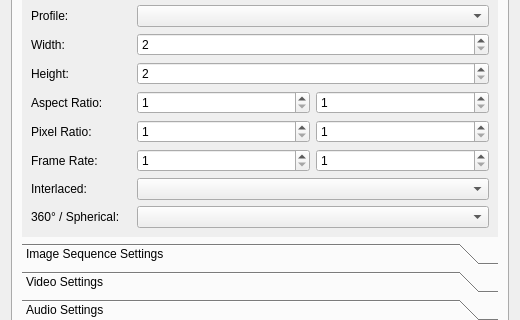
Before: the Qt Designer form src/windows/ui/export.ui in Zenvi-pro/zenvi-core, drawn with Qt 5; both pictures show x 0 to 520 and y 174 to 494 of the 520 by 575 pixel window.
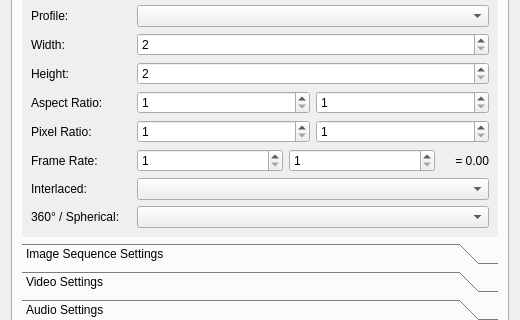
After: the same form once the commit is applied. The open tabs and pages were chosen to show the change. Icons and pictures are not drawn.

Diff of the .ui file:
```diff
--- a/src/windows/ui/export.ui
+++ b/src/windows/ui/export.ui
@@ -693,7 +693,7 @@
                 <number>1</number>
                </property>
                <property name="maximum">
-                <number>99999</number>
+                <number>2147483647</number>
                </property>
               </widget>
              </item>
@@ -709,7 +709,29 @@
                 <number>1</number>
                </property>
                <property name="maximum">
-                <number>9999</number>
+                <number>2147483647</number>
+               </property>
+              </widget>
+             </item>
+             <item>
+             <widget class="QLabel" name="lblFrameRateValueDisplay">
+               <property name="sizePolicy">
+                <sizepolicy hsizetype="Preferred" vsizetype="Preferred">
+                 <horstretch>0</horstretch>
+                 <verstretch>0</verstretch>
+                </sizepolicy>
+               </property>
+               <property name="minimumSize">
+                <size>
+                 <width>48</width>
+                 <height>0</height>
+                </size>
+               </property>
+               <property name="text">
+                <string>= 0.00</string>
+               </property>
+               <property name="alignment">
+                <set>Qt::AlignRight|Qt::AlignTrailing|Qt::AlignVCenter</set>
                </property>
               </widget>
              </item>
```
